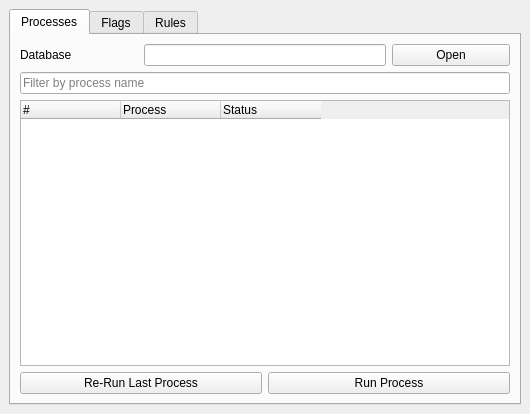
The window that ValidationTools/validation_toolbox.ui (dsgoficial/DsgTools) describes before a commit, drawn with Qt 5.
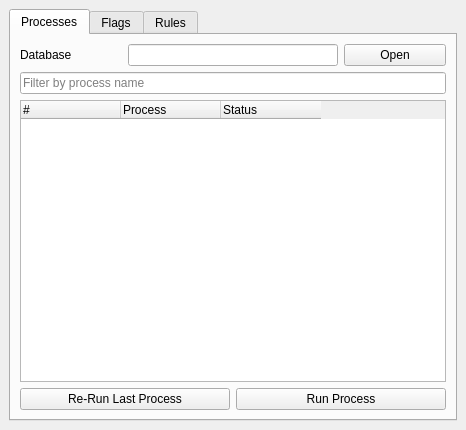
The same window after the commit. Icons and pictures are not drawn. Custom widgets are drawn as their Qt base class.

The edit to the form file:
```diff
--- a/ValidationTools/validation_toolbox.ui
+++ b/ValidationTools/validation_toolbox.ui
@@ -6,8 +6,8 @@
    <rect>
     <x>0</x>
     <y>0</y>
-    <width>530</width>
-    <height>414</height>
+    <width>466</width>
+    <height>430</height>
    </rect>
   </property>
   <property name="windowTitle">
@@ -64,7 +64,7 @@
           <property name="minimumSize">
            <size>
             <width>0</width>
-            <height>40</height>
+            <height>0</height>
            </size>
           </property>
           <attribute name="headerMinimumSectionSize">
```
Left out of the diff: 12 changed lines with no effect on the pictures.
